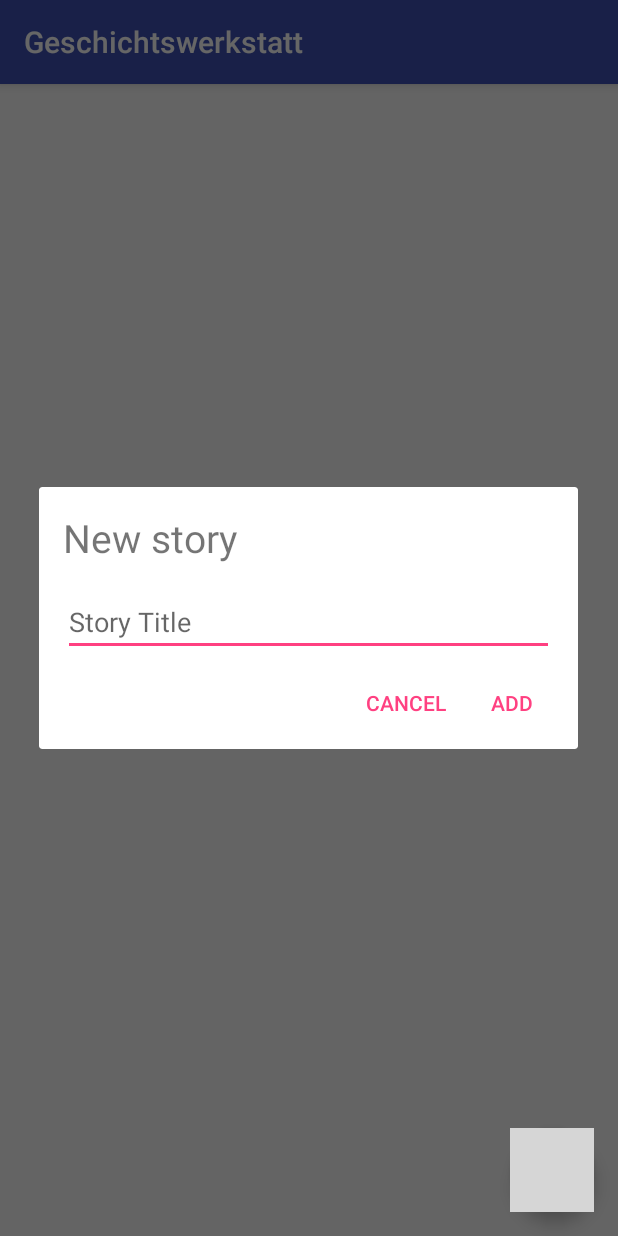
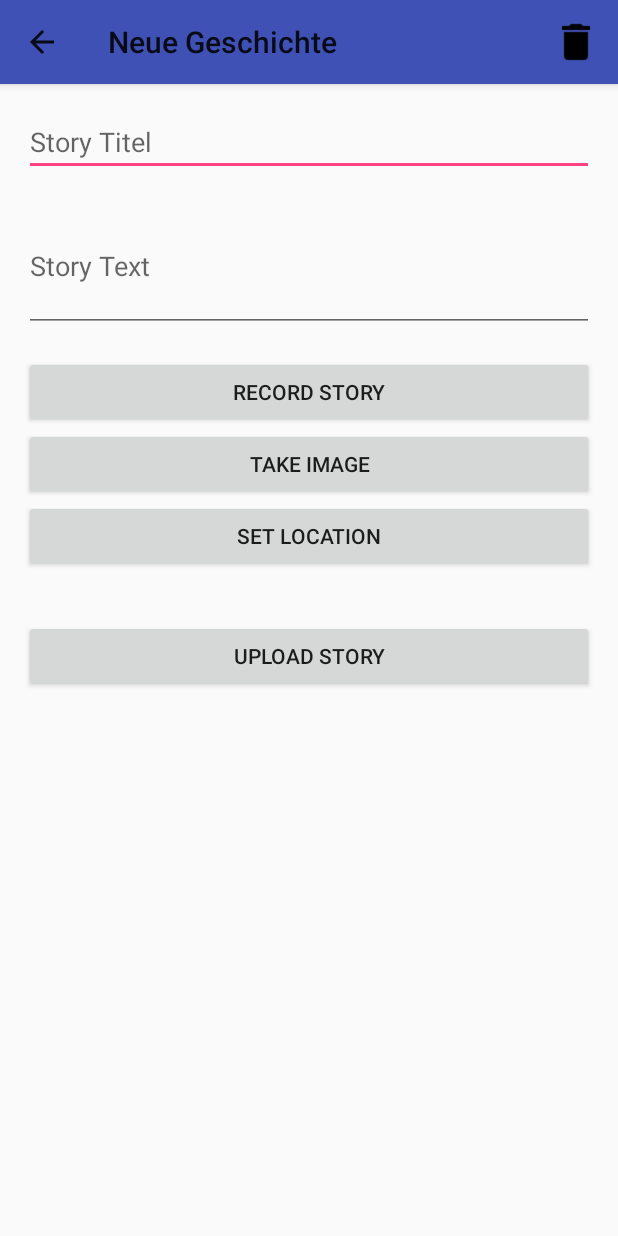
Before and after one commit to DRLabCivic/geschichtswerkstatt, an Android app: the StoryListActivity screen opened directly, with no data from a screen before it, after a tap on an icon or button, on a phone screen of 412 x 824 dp. Run offline under Robolectric (Android 15) with nearby library versions, the light colour scheme and no system bars; network calls fail; grey boxes are pictures that could not be loaded.

Commit message:
added toolbars

```diff
--- /dev/null
+++ b/src/GeschichtswerkstattApp/app/src/main/java/com/drl/brandis/geschichtswerkstatt/activities/StoryActivity.java
@@ -0,0 +1,134 @@
+package com.drl.brandis.geschichtswerkstatt.activities;
+
+import android.content.Intent;
+import android.support.design.widget.FloatingActionButton;
+import android.support.design.widget.Snackbar;
+import android.support.v4.app.NavUtils;
+import android.support.v7.app.AppCompatActivity;
+import android.os.Bundle;
+import android.support.v7.widget.Toolbar;
+import android.view.Menu;
+import android.view.MenuInflater;
+import android.view.MenuItem;
+import android.view.View;
+import android.widget.TextView;
+import android.widget.Toast;
+
+import com.drl.brandis.geschichtswerkstatt.R;
+
+import database.Story;
+import database.StoryDatabase;
+
+public class StoryActivity extends AppCompatActivity {
+
+    public static int RECORD_REQUEST_CODE = 1;
+
+    Story story;
+    TextView titleEdit;
+    TextView textEdit;
+
+    private boolean deletedStory = false;
+
+    private StoryDatabase database;
+
+    @Override
+    protected void onCreate(Bundle savedInstanceState) {
+        super.onCreate(savedInstanceState);
+        setContentView(R.layout.activity_story);
+
+
+        // setup action bar
+        Toolbar toolbar = (Toolbar) findViewById(R.id.toolbar);
+        setSupportActionBar(toolbar);
+        getSupportActionBar().setDisplayHomeAsUpEnabled(true);
+
+        if (getIntent().hasExtra("story"))
+            story = (Story) getIntent().getSerializableExtra("story");
+        else
+            story = new Story();
+
+        if (story._id > 0)
+            getSupportActionBar().setTitle("Geschichte #" + story._id);
+        else
+            getSupportActionBar().setTitle("Neue Geschichte");
+
+        titleEdit = (TextView) findViewById(R.id.edit_text_title);
+        textEdit = (TextView) findViewById(R.id.edit_text_text);
+
+        database = new StoryDatabase(getApplicationContext());
+
+        updateUi();
+    }
+
+    @Override
+    protected void onPause() {
+        super.onPause();
+        if (!deletedStory)
+            saveStory();
+    }
+
+    protected void updateUi() {
+        titleEdit.setText(story.title);
+        textEdit.setText(story.text);
+    }
+
+    public void saveStory() {
+        // get values
+        story.title = titleEdit.getText().toString();
+        story.text = textEdit.getText().toString();
+
+        // add to database
+        Long id = database.upsertStory(database.getWritableDatabase(), story);
+        database.close();
+    }
+
+    public void onRecordButtonClicked(View view) {
+
+        //start recorder activity
+        Intent intent = new Intent(getApplicationContext(), RecorderActivity.class);
+        startActivityForResult(intent, RECORD_REQUEST_CODE);
+    }
+
+    public void onImageButtonClicked(View view) {
+
+    }
+
+    public void onLocationButtonClicked(View view) {
+
+    }
+
+    public void onDeleteButtonClicked(View view) {
+
+        database.deleteStory(database.getWritableDatabase(), story._id);
+
+        Toast.makeText(getApplicationContext(), "Story " + story.title + " deleted.", Toast.LENGTH_LONG).show();
+
+        deletedStory = true;
+
+        finish();
+    }
+
+    public void onUploadButtonClicked(View view) {
+
+    }
+
+    @Override
+    public boolean onCreateOptionsMenu(Menu menu) {
+        MenuInflater inflater = getMenuInflater();
+        inflater.inflate(R.menu.menu_story_list, menu);
+        return true;
+    }
+
+    @Override
+    public boolean onOptionsItemSelected(MenuItem item) {
+        switch (item.getItemId()) {
+            // Respond to the action bar's Up/Home button
+            case android.R.id.home:
+                NavUtils.navigateUpFromSameTask(this);
+                return true;
+            case R.id.action_delete:
+                onDeleteButtonClicked(getCurrentFocus());
+        }
+        return super.onOptionsItemSelected(item);
+    }
+}
--- a/src/GeschichtswerkstattApp/app/src/main/java/com/drl/brandis/geschichtswerkstatt/activities/StoryListActivity.java
+++ b/src/GeschichtswerkstattApp/app/src/main/java/com/drl/brandis/geschichtswerkstatt/activities/StoryListActivity.java
@@ -1,15 +1,14 @@
 package com.drl.brandis.geschichtswerkstatt.activities;
 
-import android.app.AlertDialog;
-import android.content.DialogInterface;
 import android.content.Intent;
 import android.database.Cursor;
 import android.support.design.widget.FloatingActionButton;
-import android.support.design.widget.Snackbar;
 import android.os.Bundle;
-import android.view.LayoutInflater;
+import android.support.v4.app.NavUtils;
+import android.support.v7.widget.Toolbar;
+import android.view.MenuItem;
 import android.view.View;
-import android.widget.EditText;
+import android.widget.AdapterView;
 import android.widget.ListView;
 
 import com.drl.brandis.geschichtswerkstatt.R;
@@ -33,9 +32,20 @@ public class StoryListActivity extends BaseActivity {
         super.onCreate(savedInstanceState);
         setContentView(R.layout.activity_story_list);
 
+        // setup action bar
+        Toolbar toolbar = (Toolbar) findViewById(R.id.toolbar);
+        setSupportActionBar(toolbar);
+        getSupportActionBar().setDisplayHomeAsUpEnabled(true);
+
         database = new StoryDatabase(getApplicationContext());
 
         storyListView = (ListView) findViewById(R.id.storyList);
+        storyListView.setOnItemClickListener(new AdapterView.OnItemClickListener() {
+            @Override
+            public void onItemClick(AdapterView<?> parent, View view, int position, long id) {
+                onListItemClicked(parent,view,position,id);
+            }
+        });
 
         FloatingActionButton fab = (FloatingActionButton) findViewById(R.id.fab);
         fab.setOnClickListener(new View.OnClickListener() {
@@ -45,6 +55,12 @@ public class StoryListActivity extends BaseActivity {
             }
         });
 
+        updateUi();
+    }
+
+    @Override
+    protected void onResume() {
+        super.onResume();
         updateUi();
     }
 
@@ -67,47 +83,27 @@ public class StoryListActivity extends BaseActivity {
 
     public void onFabButtonClicked(final View view) {
 
-        AlertDialog.Builder dialog = new AlertDialog.Builder(this);
-        LayoutInflater inflater = this.getLayoutInflater();
-        final View contentView = inflater.inflate(R.layout.dialog_storytitle, null);
-        dialog.setView(contentView);
-        dialog.setPositiveButton("Add", new DialogInterface.OnClickListener() {
-
-            @Override
-            public void onClick(DialogInterface dialog, int which) {
-
-                EditText textEdit = (EditText) contentView.findViewById(R.id.editTextTitle);
-
-                // add to database
-                Long id = database.insertStory(database.getWritableDatabase(), textEdit.getText().toString());
-                database.close();
-
-                updateUi();
-
-                Cursor cursor = database.getStory(database.getReadableDatabase(), id);
-                cursor.moveToFirst();
-                Story story = new Story(cursor);
-
-                //start recorder activity
-                Intent intent = new Intent(getApplicationContext(), RecorderActivity.class);
-                intent.putExtra("story", story);
-                startActivity(intent);
-            }
-        });
-        dialog.setNegativeButton("Cancel", null);
-        dialog.create();
-        dialog.show();
+        Intent intent = new Intent(getApplicationContext(), StoryActivity.class);
+        startActivity(intent);
     }
 
-    public void onItemDeleteButtonClicked(View view) {
-        View parent = (View) view.getParent();
-        Story story = (Story) parent.getTag();
+    public void onListItemClicked(AdapterView<?> parent, View view, int position, long id) {
 
-        Snackbar.make(view, "Story "+story.title+" deleted.", Snackbar.LENGTH_LONG)
-            .setAction("Action", null).show();
+        Story story = (Story) view.getTag();
 
-        database.deleteStory(database.getWritableDatabase(), story._id);
+        Intent intent = new Intent(getApplicationContext(), StoryActivity.class);
+        intent.putExtra("story", story);
+        startActivity(intent);
+    }
 
-        updateUi();
+    @Override
+    public boolean onOptionsItemSelected(MenuItem item) {
+        switch (item.getItemId()) {
+            // Respond to the action bar's Up/Home button
+            case android.R.id.home:
+                NavUtils.navigateUpFromSameTask(this);
+                return true;
+        }
+        return super.onOptionsItemSelected(item);
     }
 }
--- a/src/GeschichtswerkstattApp/app/src/main/java/database/Story.java
+++ b/src/GeschichtswerkstattApp/app/src/main/java/database/Story.java
@@ -20,11 +20,12 @@ public class Story implements Serializable {
     public File imageFile;
 
     public Story() {
-
+        _id = -1;
     }
 
     public Story(Cursor cursor) {
         _id = cursor.getLong(cursor.getColumnIndex(StoryContract.StoryEntry._ID));
         title = cursor.getString(cursor.getColumnIndex(StoryContract.StoryEntry.COL_TITLE));
+        text = cursor.getString(cursor.getColumnIndex(StoryContract.StoryEntry.COL_TEXT));
     }
 }
--- a/src/GeschichtswerkstattApp/app/src/main/java/database/StoryContract.java
+++ b/src/GeschichtswerkstattApp/app/src/main/java/database/StoryContract.java
@@ -9,7 +9,7 @@ import android.provider.BaseColumns;
 public class StoryContract {
 
     public static final String DB_NAME = "com.drl.brandis.geschichtswerkstatt.db";
-    public static final int DB_VERSION = 3;
+    public static final int DB_VERSION = 4;
 
     public class StoryEntry implements BaseColumns {
 
--- /dev/null
+++ b/src/GeschichtswerkstattApp/app/src/main/res/layout/activity_story.xml
@@ -0,0 +1,80 @@
+<?xml version="1.0" encoding="utf-8"?>
+<RelativeLayout xmlns:android="http://schemas.android.com/apk/res/android"
+    xmlns:tools="http://schemas.android.com/tools"
+    android:layout_width="match_parent"
+    android:layout_height="match_parent"
+    tools:context="com.drl.brandis.geschichtswerkstatt.activities.StoryActivity">
+
+    <android.support.v7.widget.Toolbar
+        android:id="@+id/toolbar"
+        android:layout_width="match_parent"
+        android:layout_height="?attr/actionBarSize"
+        android:background="?attr/colorPrimary"
+        android:elevation="4dp"
+        android:theme="@style/ThemeOverlay.AppCompat.ActionBar"/>
+
+    <ScrollView
+        android:layout_width="match_parent"
+        android:layout_height="match_parent"
+        android:layout_below="@+id/toolbar">
+
+        <LinearLayout
+            android:layout_width="match_parent"
+            android:layout_height="wrap_content"
+            android:orientation="vertical"
+            android:layout_margin="@dimen/spacing">
+
+            <EditText
+                android:id="@+id/edit_text_title"
+                android:layout_width="match_parent"
+                android:layout_height="wrap_content"
+                android:layout_marginBottom="@dimen/spacing"
+                android:hint="Story Titel"/>
+
+            <EditText
+                android:id="@+id/edit_text_text"
+                android:layout_width="match_parent"
+                android:layout_height="wrap_content"
+                android:layout_marginBottom="@dimen/spacing"
+                android:maxLines="8"
+                android:minLines="3"
+                android:hint="Story Text"/>
+
+            <Button
+                android:layout_width="match_parent"
+                android:layout_height="wrap_content"
+                android:text="Record Story"
+                android:onClick="onRecordButtonClicked"/>
+
+            <Button
+                android:layout_width="match_parent"
+                android:layout_height="wrap_content"
+                android:text="Take Image"
+                android:onClick="onImageButtonClicked"/>
+
+            <Button
+                android:layout_width="match_parent"
+                android:layout_height="wrap_content"
+                android:text="Set Location"
+                android:onClick="onLocationButtonClicked"/>
+
+            <Space
+                android:layout_width="match_parent"
+                android:layout_height="@dimen/large_spacing"/>
+
+            <Button
+                android:layout_width="match_parent"
+                android:layout_height="wrap_content"
+                android:text="Upload Story"
+                android:onClick="onUploadButtonClicked"/>
+
+            <Space
+                android:layout_width="match_parent"
+                android:layout_height="@dimen/large_spacing"/>
+
+        </LinearLayout>
+
+    </ScrollView>
+
+
+</RelativeLayout>
--- /dev/null
+++ b/src/GeschichtswerkstattApp/app/src/main/res/menu/menu_story_list.xml
@@ -0,0 +1,13 @@
+<?xml version="1.0" encoding="utf-8"?>
+<menu
+    xmlns:android="http://schemas.android.com/apk/res/android"
+    xmlns:app="http://schemas.android.com/apk/res-auto" >
+
+    <item
+        android:id="@+id/action_delete"
+        android:icon="@drawable/delete"
+        android:title="Delete"
+        app:showAsAction="always"/>
+
+
+</menu>
--- a/src/GeschichtswerkstattApp/app/src/main/res/values/styles.xml
+++ b/src/GeschichtswerkstattApp/app/src/main/res/values/styles.xml
@@ -1,7 +1,7 @@
 <resources>
 
     <!-- Base application theme. -->
-    <style name="AppTheme" parent="Theme.AppCompat.Light.DarkActionBar">
+    <style name="AppTheme" parent="Theme.AppCompat.Light.NoActionBar">
         <!-- Customize your theme here. -->
         <item name="colorPrimary">@color/colorPrimary</item>
         <item name="colorPrimaryDark">@color/colorPrimaryDark</item>
```
Also changed, not shown: src/GeschichtswerkstattApp/app/src/main/AndroidManifest.xml (+15 -4 lines), src/GeschichtswerkstattApp/app/src/main/java/com/drl/brandis/geschichtswerkstatt/activities/RecorderActivity.java (+4 -11 lines), src/GeschichtswerkstattApp/app/src/main/java/database/StoryDatabase.java (+14 -6 lines), src/GeschichtswerkstattApp/app/src/main/res/layout/activity_story_list.xml (+11 -2 lines), src/GeschichtswerkstattApp/app/src/main/res/layout/item_story.xml (+6 -7 lines), src/GeschichtswerkstattApp/app/src/main/res/drawable/delete.png (added), src/GeschichtswerkstattApp/app/src/main/res/drawable/done.png (added).
